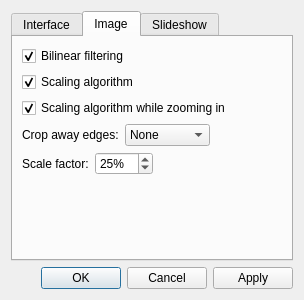
The window that src/qvoptionsdialog.ui (jurplel/qView) describes before a commit, drawn with Qt 5.
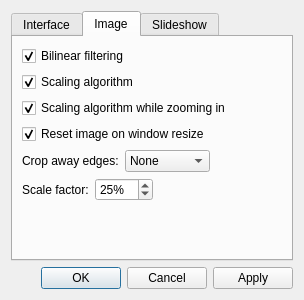
The same window after the commit.

```diff
--- a/src/qvoptionsdialog.ui
+++ b/src/qvoptionsdialog.ui
@@ -176,7 +176,7 @@
          </property>
         </widget>
        </item>
-       <item row="3" column="0">
+       <item row="4" column="0">
         <layout class="QHBoxLayout" name="horizontalLayout_2">
          <item>
           <widget class="QLabel" name="label_2">
@@ -212,7 +212,7 @@
          </item>
         </layout>
        </item>
-       <item row="4" column="0">
+       <item row="5" column="0">
         <layout class="QHBoxLayout" name="horizontalLayout_3">
          <item>
           <widget class="QLabel" name="label_3">
@@ -252,6 +252,16 @@
          </property>
         </widget>
        </item>
+       <item row="3" column="0">
+        <widget class="QCheckBox" name="resetOnResizeCheckbox">
+         <property name="text">
+          <string>Reset image on window resize</string>
+         </property>
+         <property name="checked">
+          <bool>true</bool>
+         </property>
+        </widget>
+       </item>
       </layout>
      </widget>
      <widget class="QWidget" name="slideshow">
```
